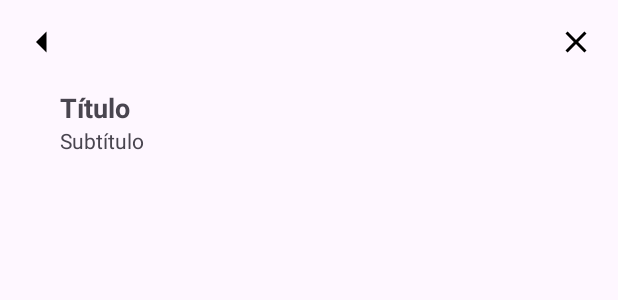
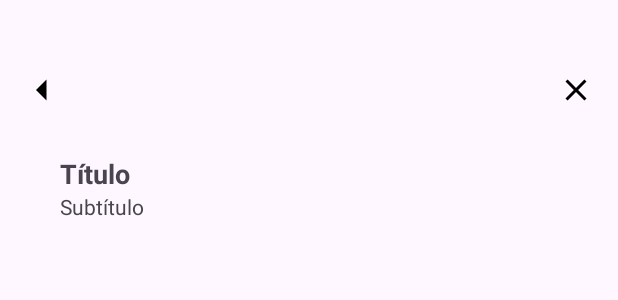
Before and after one commit to mfkldev/Jetchat-testing-stackspot-ai, an Android app built with Jetpack Compose: the layout mfkl_header_custom_view.xml on its own in the app's theme, with its tools: preview values and no code run, on a phone screen of 412 x 824 dp. Shown: the top 300 px of the screen. Run offline under Robolectric (Android 15) with nearby library versions, the phone set to English and light mode, and no system bars.

Commit message:
improvement margins

```diff
--- a/app/src/main/res/layout/mfkl_bottom_custom_view.xml
+++ b/app/src/main/res/layout/mfkl_bottom_custom_view.xml
@@ -3,8 +3,8 @@
     xmlns:app="http://schemas.android.com/apk/res-auto"
     android:layout_width="match_parent"
     android:layout_height="wrap_content"
-    app:layout_constraintBottom_toBottomOf="parent"
-    android:padding="16dp">
+    android:padding="16dp"
+    app:layout_constraintBottom_toBottomOf="parent">
 
     <View
         android:id="@+id/mfkl_bottom_cv_divider"
@@ -19,6 +19,7 @@
         android:layout_height="wrap_content"
         android:layout_marginTop="24dp"
         android:layout_marginEnd="24dp"
+        android:layout_marginBottom="12dp"
         android:text="@string/left_button"
         app:layout_constraintBottom_toBottomOf="parent"
         app:layout_constraintEnd_toStartOf="@id/mfkl_bottom_cv_rightButton"
@@ -31,6 +32,7 @@
         android:layout_width="0dp"
         android:layout_height="wrap_content"
         android:layout_marginTop="24dp"
+        android:layout_marginBottom="12dp"
         android:text="@string/right_button"
         app:layout_constraintBottom_toBottomOf="parent"
         app:layout_constraintEnd_toEndOf="parent"
--- a/app/src/main/res/layout/mfkl_header_custom_view.xml
+++ b/app/src/main/res/layout/mfkl_header_custom_view.xml
@@ -9,6 +9,7 @@
         android:id="@+id/mfkl_header_cv_backButton"
         android:layout_width="wrap_content"
         android:layout_height="wrap_content"
+        android:layout_marginTop="32dp"
         android:background="@android:color/transparent"
         android:src="@drawable/ic_mfkl_back"
         app:layout_constraintStart_toStartOf="parent"
@@ -19,6 +20,7 @@
         android:id="@+id/mfkl_header_cv_closeButton"
         android:layout_width="wrap_content"
         android:layout_height="wrap_content"
+        android:layout_marginTop="32dp"
         android:background="@android:color/transparent"
         android:src="@drawable/ic_mfkl_close"
         app:layout_constraintEnd_toEndOf="parent"
@@ -29,14 +31,14 @@
         android:id="@+id/mfkl_header_cv_headerTitle"
         android:layout_width="0dp"
         android:layout_height="wrap_content"
-        android:layout_marginTop="24dp"
+        android:layout_marginTop="12dp"
         android:text="@string/header_title"
         android:textSize="18sp"
         android:textStyle="bold"
         app:layout_constraintBottom_toBottomOf="parent"
         app:layout_constraintEnd_toStartOf="@id/mfkl_header_cv_closeButton"
         app:layout_constraintStart_toEndOf="@id/mfkl_header_cv_backButton"
-        app:layout_constraintTop_toTopOf="parent" />
+        app:layout_constraintTop_toBottomOf="@id/mfkl_header_cv_backButton" />
 
     <TextView
         android:id="@+id/mfkl_header_cv_headerSubtitle"
```
